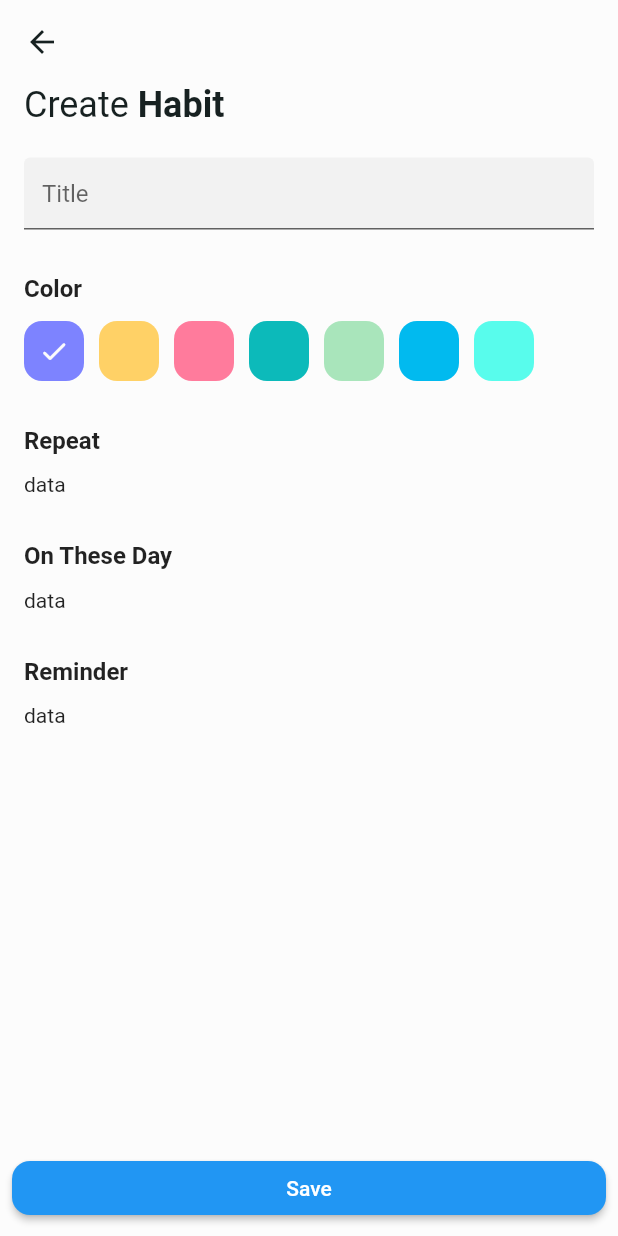
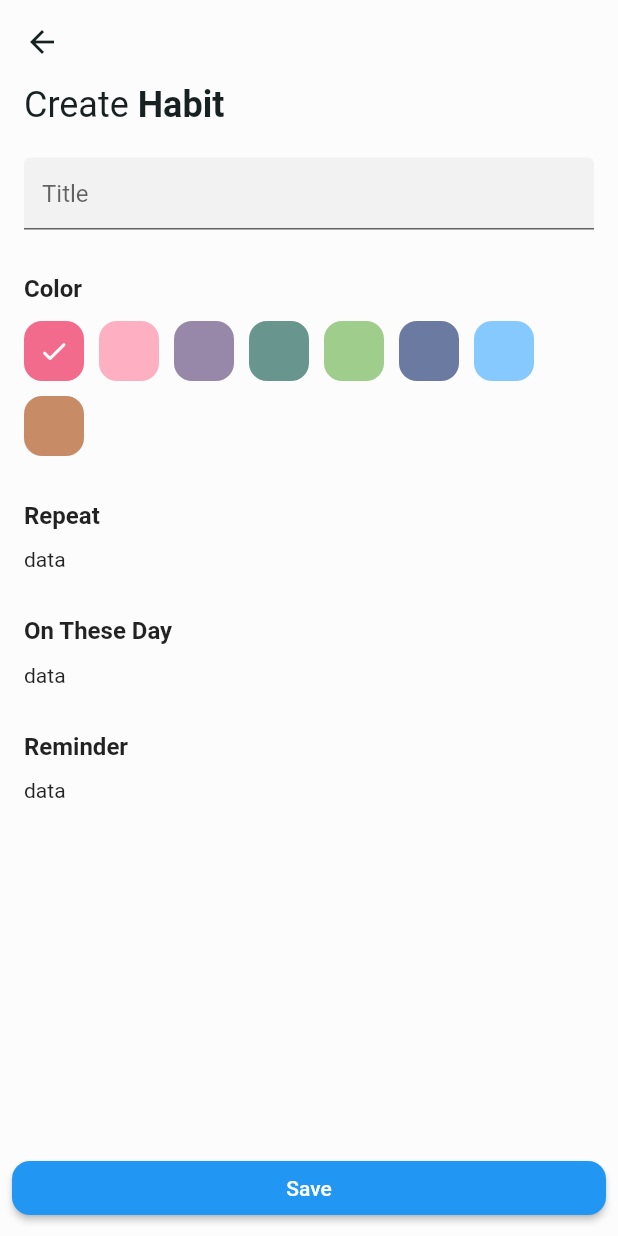
Before and after one commit to alifgiant/bithabit, a Flutter app: the screen it shows after launch, after a tap on the "add" icon, on a phone screen of 412 x 824 dp. Run offline on Flutter 3.47's test engine with Material 2 defaults, Android fonts, the phone set to English and light mode, and no system bars; our stand-ins replace custom_navigation_bar, icons_plus, recase.

Commit message:
update color

```diff
--- a/lib/app.dart
+++ b/lib/app.dart
@@ -1,11 +1,12 @@
-import 'package:bithabit/src/model/habit.dart';
-import 'package:bithabit/src/pages/detail/detail_page.dart';
-import 'package:bithabit/src/service/habit_service.dart';
-import 'package:bithabit/src/utils/res/res_color.dart';
 import 'package:flutter/material.dart';
 import 'package:provider/provider.dart';
 
+import 'src/model/habit.dart';
+import 'src/pages/detail/detail_page.dart';
 import 'src/pages/home/home_page.dart';
+import 'src/service/habit_service.dart';
+import 'src/service/timeline_service.dart';
+import 'src/utils/res/res_color.dart';
 
 class MyApp extends StatelessWidget {
   const MyApp({super.key});
@@ -15,6 +16,7 @@ class MyApp extends StatelessWidget {
     return MultiProvider(
       providers: [
         ChangeNotifierProvider(create: (context) => HabitService()),
+        ChangeNotifierProvider(create: (context) => TimelineService()),
       ],
       child: MaterialApp(
         title: 'BitHabit',
--- a/lib/src/model/habit.dart
+++ b/lib/src/model/habit.dart
@@ -6,20 +6,20 @@ class Habit {
   final String id;
   final String name;
   final HabitColor color;
-  final DateTime? reminder;
+  final List<DateTime> reminder;
 
   Habit(
     this.id,
     this.name,
     this.color, {
-    this.reminder,
+    this.reminder = const [],
   });
 
   Habit copy({
     String? id,
     String? name,
     HabitColor? color,
-    DateTime? reminder,
+    List<DateTime>? reminder,
   }) {
     return Habit(
       id ?? this.id,
@@ -36,13 +36,14 @@ class Habit {
 }
 
 enum HabitColor {
+  red(ResColor.red, ResColor.white),
+  pink(ResColor.pink, ResColor.white),
   purple(ResColor.purple, ResColor.white),
-  yellow(ResColor.yellow, ResColor.white),
-  pink(ResColor.pink, ResColor.white),
   darkGreen(ResColor.darkGreen, ResColor.white),
   lightGreen(ResColor.lightGreen, ResColor.white),
   darkBlue(ResColor.darkBlue, ResColor.white),
-  lightBlue(ResColor.lightBlue, ResColor.white);
+  lightBlue(ResColor.lightBlue, ResColor.white),
+  brown(ResColor.brown, ResColor.white);
 
   const HabitColor(this.mainColor, this.textColor);
   final Color mainColor;
--- a/lib/src/pages/dash/completed_count.dart
+++ b/lib/src/pages/dash/completed_count.dart
@@ -16,10 +16,18 @@ class CompletedCount extends StatelessWidget {
       mainAxisSize: MainAxisSize.min,
       crossAxisAlignment: CrossAxisAlignment.start,
       children: [
-        Text('$completed of $total is completed'),
+        Text.rich(
+          TextSpan(children: [
+            const TextSpan(text: 'Today, ', style: TextStyle(fontWeight: FontWeight.w600)),
+            TextSpan(
+              text: '$completed of $total is completed',
+              style: const TextStyle(fontWeight: FontWeight.w300),
+            ),
+          ]),
+        ),
         const SizedBox(height: 10),
         Container(
-          width: MediaQuery.of(context).size.width * 5 / 10,
+          width: MediaQuery.of(context).size.width * 6 / 10,
           height: 10.0,
           decoration: BoxDecoration(
             color: Colors.grey[200],
@@ -45,52 +53,7 @@ class CompletedCount extends StatelessWidget {
             ],
           ),
         ),
-
-        // Container(
-        //   height: 10.0,
-        //   decoration: BoxDecoration(
-        //     color: Colors.grey[200],
-        //     borderRadius: BorderRadius.circular(8.0),
-        //   ),
-        //   child: LinearProgressIndicator(
-        //     backgroundColor: Colors.transparent,
-        //     valueColor: AlwaysStoppedAnimation<Color>(Colors.blue),
-        //     value: 0.5,
-        //   ),
-        // ),
       ],
     );
   }
 }
-
-class MyWidget extends StatelessWidget {
-  @override
-  Widget build(BuildContext context) {
-    return Container(
-      height: 10.0,
-      decoration: BoxDecoration(
-        color: Colors.grey[200],
-        borderRadius: BorderRadius.circular(8.0),
-      ),
-      child: Stack(
-        children: [
-          Container(
-            decoration: BoxDecoration(
-              color: Colors.transparent,
-              borderRadius: BorderRadius.circular(8.0),
-            ),
-          ),
-          FractionallySizedBox(
-            widthFactor: 0.5,
-            child: Container(
-              decoration: BoxDecoration(
-                color: Colors.blue,
-                borderRadius: BorderRadius.circular(8.0),
-              ),
-            ),
-          ),
-        ],
-      ),
-    );
-  }
-}
--- a/lib/src/pages/dash/dash_page.dart
+++ b/lib/src/pages/dash/dash_page.dart
@@ -1,9 +1,8 @@
-import 'package:bithabit/src/model/habit.dart';
-import 'package:bithabit/src/service/habit_service.dart';
 import 'package:flutter/material.dart';
 import 'package:provider/provider.dart';
 import 'package:recase/recase.dart';
 
+import '../../service/habit_service.dart';
 import '../../utils/view/app_bar_title.dart';
 import 'completed_count.dart';
 
@@ -14,8 +13,8 @@ class DashPage extends StatelessWidget {
   Widget build(BuildContext context) {
     final habitService = context.watch<HabitService>();
     final habits = habitService.habits.toList();
-    return SafeArea(
-      child: Scaffold(
+
+    return Scaffold(
       body: CustomScrollView(
         slivers: [
           SliverAppBar.large(
@@ -32,7 +31,6 @@ class DashPage extends StatelessWidget {
                 icon: const Icon(Icons.sort_rounded),
               ),
             ],
-              // expandedHeight: 140.0,
             flexibleSpace: FlexibleSpaceBar(
               background: Padding(
                 padding: const EdgeInsets.symmetric(horizontal: 16, vertical: 24),
@@ -56,10 +54,7 @@ class DashPage extends StatelessWidget {
             delegate: SliverChildBuilderDelegate(
               (context, index) {
                 final habit = habits[index];
-                  return Dismissible(
-                    key: ValueKey(habit.id),
-                    onDismissed: (direction) => habitService.removeHabit(habit.id),
-                    child: ListTile(
+                return ListTile(
                   title: Text(habit.name.titleCase),
                   onTap: () {
                     Navigator.of(context).pushNamed(
@@ -67,7 +62,6 @@ class DashPage extends StatelessWidget {
                       arguments: habit,
                     );
                   },
-                    ),
                 );
               },
               childCount: habits.length,
@@ -78,7 +72,6 @@ class DashPage extends StatelessWidget {
           )
         ],
       ),
-      ),
     );
   }
 }
--- a/lib/src/pages/detail/detail_page.dart
+++ b/lib/src/pages/detail/detail_page.dart
@@ -1,9 +1,9 @@
-import 'package:bithabit/src/model/habit.dart';
-import 'package:bithabit/src/service/habit_service.dart';
-import 'package:bithabit/src/utils/view/app_bar_title.dart';
-import 'package:bithabit/src/utils/view/section_title.dart';
 import 'package:flutter/material.dart';
 
+import '../../model/habit.dart';
+import '../../service/habit_service.dart';
+import '../../utils/view/app_bar_title.dart';
+import '../../utils/view/section_title.dart';
 import 'habit_color_picker.dart';
 
 class DetailPage extends StatefulWidget {
@@ -70,17 +70,17 @@ class _DetailPageState extends State<DetailPage> {
               },
             ),
             const SizedBox(height: 30),
-            SectionTitle(text: 'Repeat'),
+            const SectionTitle(text: 'Repeat'),
             const SizedBox(height: 12),
-            Text('data'),
+            const Text('data'),
             const SizedBox(height: 30),
-            SectionTitle(text: 'On These Day'),
+            const SectionTitle(text: 'On These Day'),
             const SizedBox(height: 12),
-            Text('data'),
+            const Text('data'),
             const SizedBox(height: 30),
-            SectionTitle(text: 'Reminder'),
+            const SectionTitle(text: 'Reminder'),
             const SizedBox(height: 12),
-            Text('data'),
+            const Text('data'),
             const SizedBox(height: 30),
           ],
         ),
--- a/lib/src/pages/detail/habit_color_picker.dart
+++ b/lib/src/pages/detail/habit_color_picker.dart
@@ -20,9 +20,9 @@ class HabitColorPicker extends StatelessWidget {
       children: HabitColor.values
           .map(
             (e) => Material(
-              color: e.mainColor,
+              color: e.mainColor.withOpacity(0.6),
               borderRadius: BorderRadius.circular(12),
-              clipBehavior: Clip.antiAliasWithSaveLayer,
+              clipBehavior: Clip.hardEdge,
               child: InkWell(
                 onTap: () => onColorSelected(e),
                 child: SizedBox(
--- a/lib/src/pages/recap/recap_page.dart
+++ b/lib/src/pages/recap/recap_page.dart
@@ -1,13 +1,41 @@
 import 'package:flutter/material.dart';
+import 'package:provider/provider.dart';
+
+import '../../service/habit_service.dart';
+import '../../utils/view/app_bar_title.dart';
+import 'weekly_habit.dart';
 
 class RecapPage extends StatelessWidget {
   const RecapPage({super.key});
 
   @override
   Widget build(BuildContext context) {
+    final habitService = context.watch<HabitService>();
+    final habits = habitService.habits.toList();
+
     return Scaffold(
-      backgroundColor: Colors.blue,
-      body: Center(child: Text(runtimeType.toString())),
+      appBar: AppBar(
+        elevation: 0,
+        title: const AppBarTitle(text: 'Weekly Habits'),
+        actions: [
+          IconButton(
+            onPressed: () => Navigator.of(context).pushNamed('/detail'),
+            tooltip: 'Add Habit',
+            icon: const Icon(Icons.add_rounded),
+          ),
+          IconButton(
+            onPressed: () {},
+            tooltip: 'Sort Habit',
+            icon: const Icon(Icons.sort_rounded),
+          ),
+        ],
+      ),
+      body: ListView.separated(
+        padding: const EdgeInsets.only(left: 12, right: 12, top: 6, bottom: kBottomNavigationBarHeight + 16),
+        itemBuilder: (_, index) => WeeklyHabit(habit: habits[index]),
+        separatorBuilder: (_, __) => const SizedBox(height: 12),
+        itemCount: habits.length,
+      ),
     );
   }
 }
--- a/lib/src/service/habit_service.dart
+++ b/lib/src/service/habit_service.dart
@@ -1,10 +1,9 @@
-import 'package:bithabit/src/model/habit.dart';
 import 'package:flutter/material.dart';
+
+import '../model/habit.dart';
 
 class HabitService extends ChangeNotifier {
   final Map<String, Habit> _habitMap = {};
-
-  HabitService();
 
   Iterable<Habit> get habits => _habitMap.values;
 
@@ -22,7 +21,7 @@ class HabitService extends ChangeNotifier {
     notifyListeners();
   }
 
-  Future<void> removeHabit(String id) async {
+  Future<void> deleteHabit(String id) async {
     _habitMap.remove(id);
     notifyListeners();
   }
--- a/lib/src/utils/res/res_color.dart
+++ b/lib/src/utils/res/res_color.dart
@@ -1,17 +1,16 @@
 import 'dart:ui';
 
 mixin ResColor {
-  static const purple = Color(0xff7D83FF);
-  static const yellow = Color(0xffFFD166);
+  static const red = Color(0xffec0b43);
   static const pink = Color(0xffFF7B9C);
-  static const darkGreen = Color(0xff0CBABA);
-  static const lightGreen = Color(0xffA9E5BB);
-  static const darkBlue = Color(0xff01BAEF);
-  static const lightBlue = Color(0xff58FCEC);
+  static const brown = Color(0xffa44200);
+  static const purple = Color(0xff533a71);
+  static const darkGreen = Color(0xff065143);
+  static const lightGreen = Color(0xff5fad41);
+  static const lightBlue = Color(0xff35A7FF);
+  static const darkBlue = Color(0xff0a2463);
 
   // base
   static const black = Color(0xff172121);
   static const white = Color(0xffFCFCFC);
-  // static const cream = Color(0xffE0FBFC);
-  // static const cream2 = Color(0xff98C1D9);
 }
--- a/lib/src/utils/view/app_bar_title.dart
+++ b/lib/src/utils/view/app_bar_title.dart
@@ -1,5 +1,6 @@
-import 'package:bithabit/src/utils/res/res_color.dart';
 import 'package:flutter/material.dart';
+
+import '../res/res_color.dart';
 
 class AppBarTitle extends StatelessWidget {
   final String text;
--- a/pubspec.yaml
+++ b/pubspec.yaml
@@ -18,6 +18,7 @@ dependencies:
   cupertino_icons: ^1.0.2
   provider: ^6.0.5
   recase: ^4.1.0
+  intl: ^0.18.1
 
 dev_dependencies:
   flutter_test:
```
Also changed, not shown: lib/src/pages/home/home_page.dart (+33 -3 lines), lib/src/pages/recap/weekly_habit.dart (added, +149 -0 lines), lib/src/service/timeline_service.dart (added, +38 -0 lines), lib/src/utils/text/date_utils.dart (added, +23 -0 lines), pubspec.lock. Lines whose indentation alone changed are shown as unchanged.
